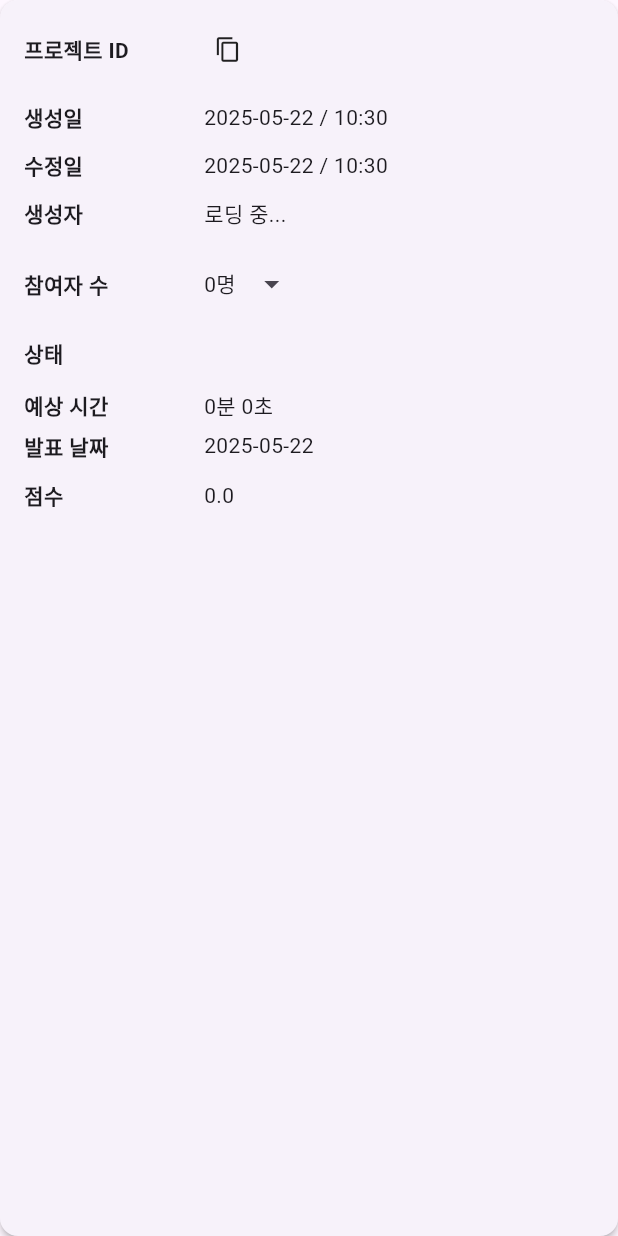
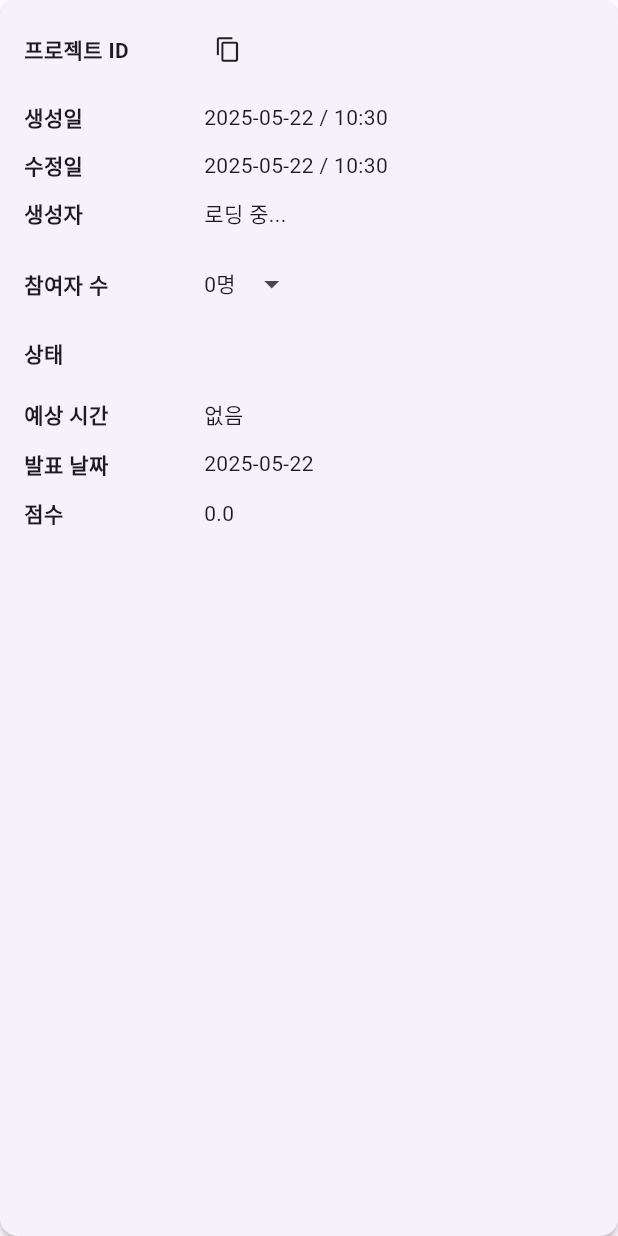
Before and after one commit to IngyoKim/TalkPilot, a Flutter app: the ProjectInfoCard widget shown alone on an empty page, opened directly with empty values, on a phone screen of 412 x 824 dp. Run offline on Flutter 3.47's test engine with Material 3 defaults, Android fonts, the phone set to English and light mode, and no system bars; our stand-ins replace file_picker, firebase_auth, firebase_core, firebase_database, flutter_dotenv, fluttertoast and 6 more; missing offline and left inert: kakao_flutter_sdk_common, kakao_flutter_sdk_user; accounts and stored records are empty; generated files the repository leaves out were written again; network calls fail.

Commit message:
refactor: 예상시간 수정 버튼 삭제 및 리팩토링
- 예상 시간 수정 기능이 필요 없어졌기 때문에 삭제
- 그에 따라 필요없어진 파일 삭제 및 계산 로직 리팩토링

```diff
--- a/app/lib/src/pages/project_page/widgets/editable/editable_estimated_time.dart
+++ /dev/null
@@ -1,121 +0,0 @@
-import 'package:flutter/material.dart';
-
-import 'package:talk_pilot/src/models/project_model.dart';
-import 'package:talk_pilot/src/components/toast_message.dart';
-import 'package:talk_pilot/src/services/database/project_service.dart';
-
-class EditableEstimatedTime extends StatefulWidget {
-  final String projectId;
-  final int? initialSeconds;
-  final bool editable; // 외부에서 수정 가능 여부 전달
-
-  const EditableEstimatedTime({
-    super.key,
-    required this.projectId,
-    required this.initialSeconds,
-    this.editable = false,
-  });
-
-  @override
-  State<EditableEstimatedTime> createState() => _EditableEstimatedTimeState();
-}
-
-class _EditableEstimatedTimeState extends State<EditableEstimatedTime> {
-  late final TextEditingController _minController;
-  late final TextEditingController _secController;
-  bool _isEditing = false;
-
-  @override
-  void initState() {
-    super.initState();
-    final total = widget.initialSeconds ?? 0;
-    _minController = TextEditingController(text: '${total ~/ 60}');
-    _secController = TextEditingController(text: '${total % 60}');
-  }
-
-  @override
-  void dispose() {
-    _minController.dispose();
-    _secController.dispose();
-    super.dispose();
-  }
-
-  Future<void> _save() async {
-    final min = int.tryParse(_minController.text) ?? 0;
-    final sec = int.tryParse(_secController.text) ?? 0;
-    final total = min * 60 + sec;
-    await ProjectService().updateProject(widget.projectId, {
-      ProjectField.estimatedTime.key: total,
-    });
-    ToastMessage.show("예상 발표 시간이 저장되었습니다");
-    setState(() => _isEditing = false);
-  }
-
-  @override
-  Widget build(BuildContext context) {
-    final min = (widget.initialSeconds ?? 0) ~/ 60;
-    final sec = (widget.initialSeconds ?? 0) % 60;
-
-    return Row(
-      crossAxisAlignment: CrossAxisAlignment.start,
-      children: [
-        const SizedBox(
-          width: 120,
-          child: Text(
-            '예상 시간',
-            style: TextStyle(fontWeight: FontWeight.w600, fontSize: 14),
-          ),
-        ),
-        Flexible(
-          child:
-              _isEditing
-                  ? Row(
-                    children: [
-                      Flexible(
-                        child: TextField(
-                          controller: _minController,
-                          keyboardType: TextInputType.number,
-                          decoration: const InputDecoration(
-                            labelText: '분',
-                            border: OutlineInputBorder(),
-                            contentPadding: EdgeInsets.symmetric(
-                              horizontal: 8,
-                              vertical: 6,
-                            ),
-                          ),
-                        ),
-                      ),
-                      const SizedBox(width: 8),
-                      Flexible(
-                        child: TextField(
-                          controller: _secController,
-                          keyboardType: TextInputType.number,
-                          decoration: const InputDecoration(
-                            labelText: '초',
-                            border: OutlineInputBorder(),
-                            contentPadding: EdgeInsets.symmetric(
-                              horizontal: 8,
-                              vertical: 6,
-                            ),
-                          ),
-                        ),
-                      ),
-                      const SizedBox(width: 8),
-                      ElevatedButton(onPressed: _save, child: const Text('저장')),
-                    ],
-                  )
-                  : Row(
-                    children: [
-                      Text('$min분 $sec초', style: const TextStyle(fontSize: 14)),
-                      if (widget.editable)
-                        IconButton(
-                          icon: const Icon(Icons.edit, size: 18),
-                          onPressed: () => setState(() => _isEditing = true),
-                        ),
-                    ],
-                  ),
-        ),
-      ],
-    );
-  }
-}
--- /dev/null
+++ b/app/lib/src/pages/project_page/widgets/estimated_format.dart
@@ -0,0 +1,6 @@
+String formatEstimatedTime(double? seconds) {
+  if (seconds == null || seconds <= 0) return '없음';
+  final min = seconds ~/ 60;
+  final sec = (seconds % 60).round();
+  return '$min분 $sec초';
+}
--- a/app/lib/src/pages/project_page/widgets/project_info_card.dart
+++ b/app/lib/src/pages/project_page/widgets/project_info_card.dart
@@ -9,7 +9,7 @@ import 'package:talk_pilot/src/pages/project_page/widgets/read_only/info_row.dar
 import 'package:talk_pilot/src/pages/project_page/widgets/read_only/copyable_row.dart';
 import 'package:talk_pilot/src/pages/project_page/widgets/participant_list_button.dart';
 import 'package:talk_pilot/src/pages/project_page/widgets/editable/editable_date_picker.dart';
-import 'package:talk_pilot/src/pages/project_page/widgets/editable/editable_estimated_time.dart';
+import 'package:talk_pilot/src/pages/project_page/widgets/estimated_format.dart';
 
 class ProjectInfoCard extends StatelessWidget {
   final ProjectModel project;
@@ -51,10 +51,9 @@ class ProjectInfoCard extends StatelessWidget {
             ParticipantListButton(project: project),
             InfoRow(label: '상태', value: project.status),
             const SizedBox(height: 8),
-            EditableEstimatedTime(
-              projectId: project.id,
-              initialSeconds: project.estimatedTime,
-              editable: editable,
+            InfoRow(
+              label: '예상 시간',
+              value: formatEstimatedTime(project.estimatedTime?.toDouble()),
             ),
             const SizedBox(height: 6),
             EditableDatePicker(
```
